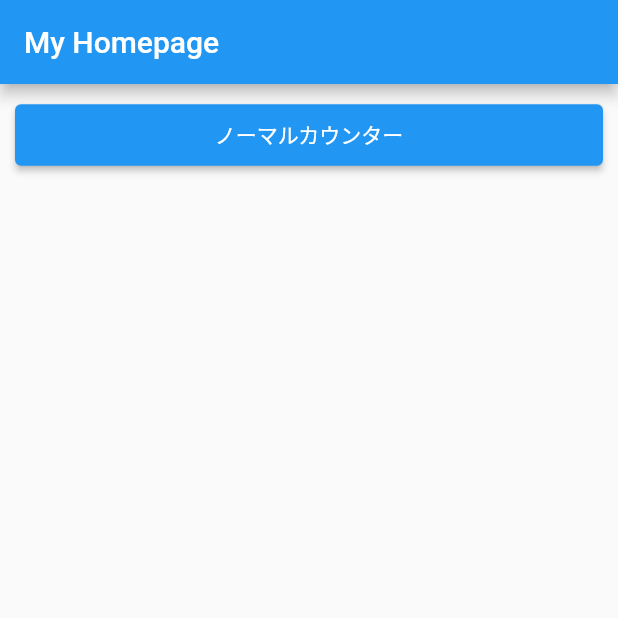
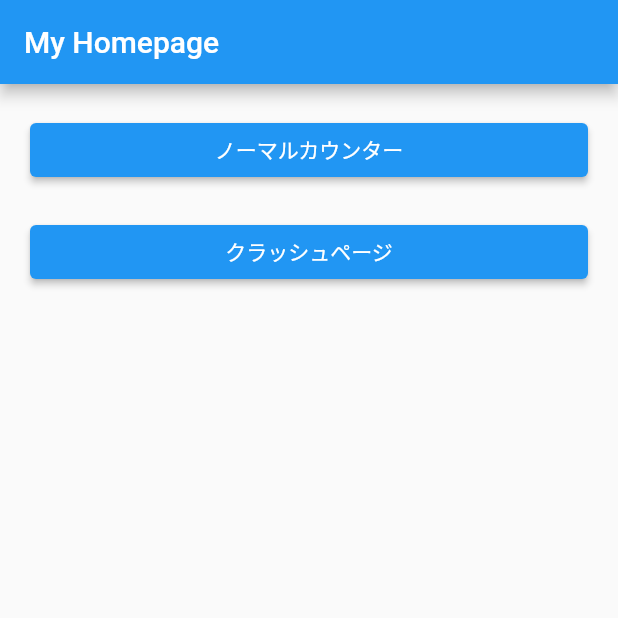
Before and after one commit to snova301/counter_firebase, a Flutter app: the screen it shows after launch, on a phone screen of 412 x 824 dp, the top half of it. Run offline on Flutter 3.47's test engine with Material 2 defaults, Android fonts, the phone set to English and light mode, and no system bars; our stand-ins replace firebase_analytics, firebase_core, firebase_crashlytics, flutter_riverpod; accounts and stored records are empty; generated files the repository leaves out were written again.

Commit message:
2_crashlytics

```diff
--- a/lib/main.dart
+++ b/lib/main.dart
@@ -1,25 +1,38 @@
 /// Flutter関係のインポート
 import 'package:flutter/material.dart';
 import 'package:flutter_riverpod/flutter_riverpod.dart';
+import 'dart:async';
 
 /// Firebase関係のインポート
 import 'package:firebase_core/firebase_core.dart';
 import 'firebase_options.dart';
 import 'package:firebase_analytics/firebase_analytics.dart';
+import 'package:firebase_crashlytics/firebase_crashlytics.dart';
 
 /// 他ページのインポート
 import 'package:counter_firebase/normal_counter_page.dart';
+import 'package:counter_firebase/crash_page.dart';
 
 /// メイン
 void main() async {
+  /// クラッシュハンドラ
+  runZonedGuarded<Future<void>>(() async {
     /// Firebaseの初期化
     WidgetsFlutterBinding.ensureInitialized();
     await Firebase.initializeApp(
       options: DefaultFirebaseOptions.currentPlatform,
     );
 
+    /// クラッシュハンドラ(Flutterフレームワーク内でスローされたすべてのエラー)
+    FlutterError.onError = FirebaseCrashlytics.instance.recordFlutterFatalError;
+
     /// runApp w/ Riverpod
     runApp(const ProviderScope(child: MyApp()));
+  },
+
+      /// クラッシュハンドラ(Flutterフレームワーク内でキャッチされないエラー)
+      (error, stack) =>
+          FirebaseCrashlytics.instance.recordError(error, stack, fatal: true));
 }
 
 /// Providerの初期化
@@ -65,6 +78,7 @@ class MyHomePage extends ConsumerWidget {
         padding: const EdgeInsets.all(10),
         children: <Widget>[
           _PagePushButton(context, 'ノーマルカウンター', const NormalCounterPage()),
+          _PagePushButton(context, 'クラッシュページ', const CrashPage()),
         ],
       ),
     );
@@ -72,18 +86,18 @@ class MyHomePage extends ConsumerWidget {
 }
 
 /// ページ遷移ボタン
-class _PagePushButton extends ElevatedButton {
+class _PagePushButton extends Container {
   _PagePushButton(BuildContext context, String buttonTitle, pagename)
       : super(
-          child: Container(
           padding: const EdgeInsets.all(10),
+          child: ElevatedButton(
             child: Text(buttonTitle),
-          ),
             onPressed: () {
               AnalyticsService().logPage(buttonTitle);
               Navigator.push(
                   context, MaterialPageRoute(builder: (context) => pagename));
             },
+          ),
         );
 }
 
```
Also changed, not shown: lib/crash_page.dart (added, +25 -0 lines). Lines whose indentation alone changed are shown as unchanged.
